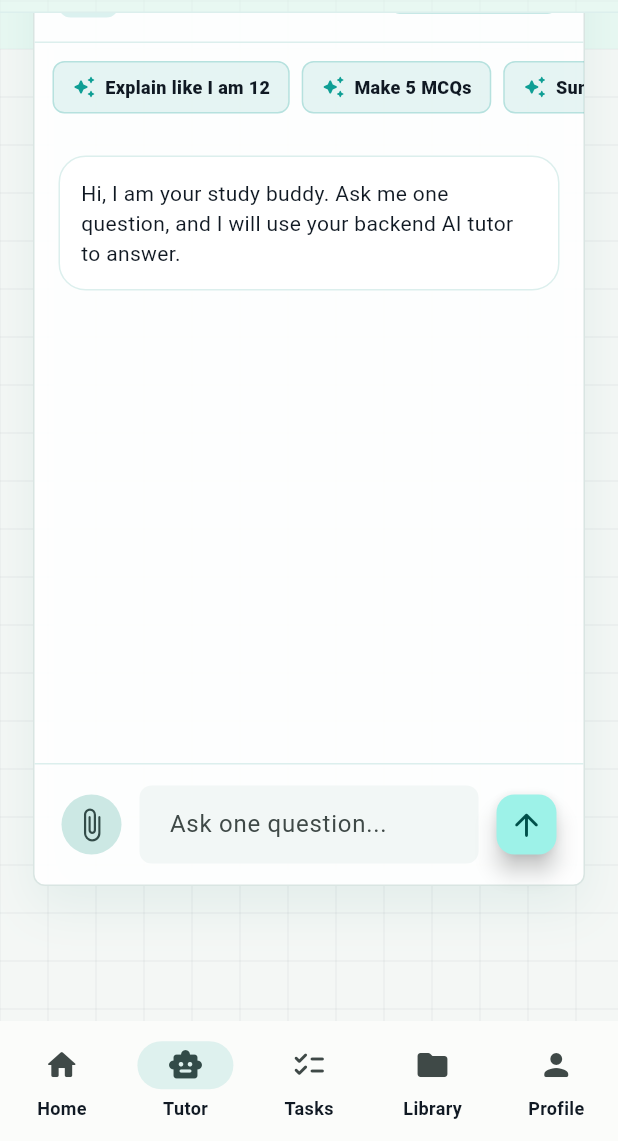
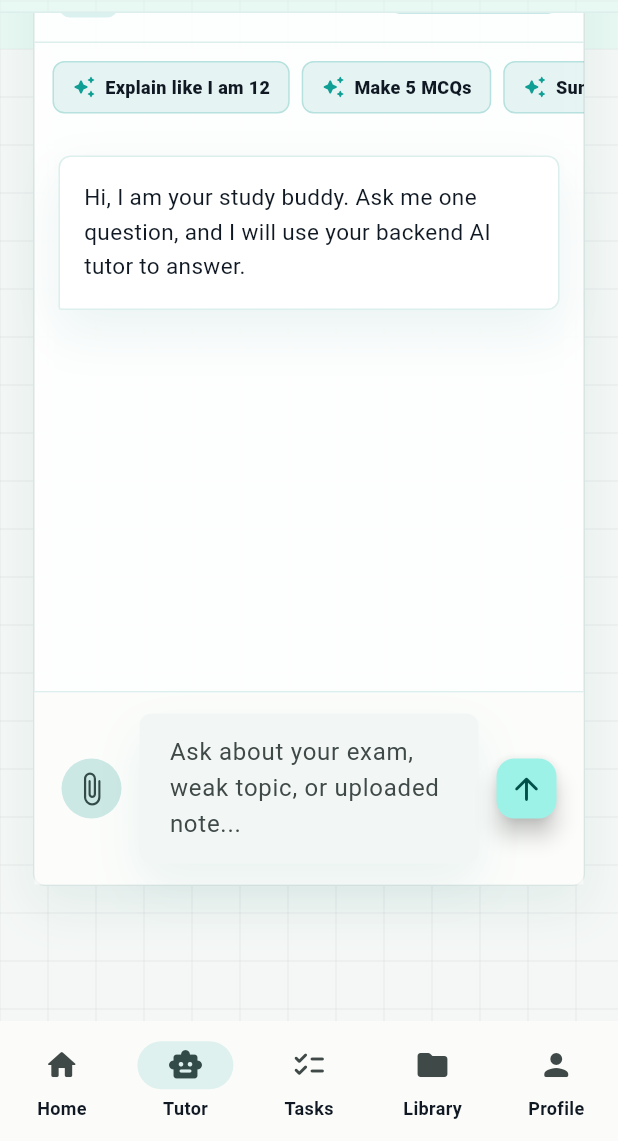
Before and after one commit to Eddiebot-creator/Exam-ai, a Flutter app: the CalmStudentApp screen opened directly with empty values, item 2 of the bottom bar chosen, scrolled down 246 dp, on a phone screen of 412 x 824 dp, the part 95-1236 px from its top. Run offline on Flutter 3.47's test engine with Material 3 defaults, Android fonts, the phone set to English and light mode, and no system bars; our stand-ins replace file_picker, local_auth, shared_preferences; accounts and stored records are empty; network calls fail; Roboto replaces fonts that are missing (Arial).

Commit message:
Fix AI tutor integration and adaptive dashboard

```diff
--- a/frontend/lib/screens/dashboard/calm_student_app.dart
+++ b/frontend/lib/screens/dashboard/calm_student_app.dart
@@ -128,7 +128,7 @@ class _CalmStudentAppState extends State<CalmStudentApp> {
           padding: const EdgeInsets.fromLTRB(22, 12, 22, 90),
           child: switch (index) {
             0 => HomeScreen(firstName: firstName, data: data, loading: loading, goTutor: () => setState(() => index = 1), goTasks: () => setState(() => index = 2), goLibrary: () => setState(() => index = 3), goFocus: () => setState(() => index = 4)),
-            1 => TutorScreen(api: widget.api, userId: userId, notes: notes),
+            1 => TutorScreen(api: widget.api, userId: userId, notes: notes, onVoice: () => setState(() => index = 10)),
             2 => TasksScreen(data: data, api: widget.api, userId: userId, onChanged: refresh),
             3 => LibraryScreen(api: widget.api, userId: userId, notes: notes, onChanged: refresh),
             4 => FocusModeScreen(api: widget.api, userId: userId, onChanged: refresh),
--- a/frontend/lib/screens/tutor/tutor_screen.dart
+++ b/frontend/lib/screens/tutor/tutor_screen.dart
@@ -17,11 +17,13 @@ class TutorScreen extends StatefulWidget {
     required this.api,
     required this.userId,
     required this.notes,
+    required this.onVoice,
   });
 
   final ApiClient api;
   final int userId;
   final List<dynamic> notes;
+  final VoidCallback onVoice;
 
   @override
   State<TutorScreen> createState() => _TutorScreenState();
@@ -85,11 +87,8 @@ class _TutorScreenState extends State<TutorScreen> {
                       ),
                       CalmPill(
                         icon: Icons.mic_rounded,
-                        label: 'Voice ready',
-                        onTap: () => toast(
-                          context,
-                          'Voice tutor button is active.',
-                        ),
+                        label: 'Voice mode',
+                        onTap: widget.onVoice,
                       ),
                     ],
                   ),
@@ -124,53 +123,17 @@ class _TutorScreenState extends State<TutorScreen> {
                 ),
                 Expanded(
                   child: ListView.builder(
+                    reverse: false,
                     padding: const EdgeInsets.all(16),
                     itemCount: messages.length + (sending ? 1 : 0),
                     itemBuilder: (context, i) {
                       if (i == messages.length) return const TypingBubble();
-                      return TutorBubble(message: messages[i]);
+                      return AnimatedTutorBubble(message: messages[i], index: i);
                     },
                   ),
                 ),
                 Divider(height: 1, color: dividerColor(context)),
-                Padding(
-                  padding: const EdgeInsets.all(14),
-                  child: Row(
-                    children: [
-                      IconButton.filledTonal(
-                        onPressed: sending ? null : _pickImage,
-                        icon: const Icon(Icons.attach_file_rounded),
-                      ),
-                      const SizedBox(width: 8),
-                      Expanded(
-                        child: TextField(
-                          controller: input,
-                          minLines: 1,
-                          maxLines: 4,
-                          onSubmitted: (_) {
-                            if (!sending) _send();
-                          },
-                          decoration: const InputDecoration(
-                            hintText: 'Ask one question...',
-                          ),
-                        ),
-                      ),
-                      const SizedBox(width: 8),
-                      FloatingActionButton.small(
-                        onPressed: sending ? null : _send,
-                        child: sending
-                            ? const SizedBox(
-                                width: 18,
-                                height: 18,
-                                child: CircularProgressIndicator(
-                                  strokeWidth: 2,
-                                ),
-                              )
-                            : const Icon(Icons.arrow_upward_rounded),
-                      ),
-                    ],
-                  ),
-                ),
+                TutorComposer(input: input, sending: sending, onAttach: _pickImage, onSend: _send),
               ],
             ),
           ),
@@ -194,7 +157,7 @@ class _TutorScreenState extends State<TutorScreen> {
         () => messages.add(
           TutorMessage(
             true,
-            'Uploaded image: ${result.files.single.name}. Please explain this image when OCR/image AI is connected.',
+            'Attached image: ${result.files.single.name}. I will use it as study context when image extraction is available for this device.',
           ),
         ),
       );
@@ -235,7 +198,7 @@ class _TutorScreenState extends State<TutorScreen> {
         messages.add(
           TutorMessage(
             false,
-            'Backend connection error: $e',
+            'I could not reach the tutor cleanly. ${e.toString().replaceFirst('Exception: ', '')}\n\nTry again in a moment, or ask a shorter question.',
           ),
         );
       });
@@ -247,34 +210,59 @@ class _TutorScreenState extends State<TutorScreen> {
   }
 }
 
+class AnimatedTutorBubble extends StatelessWidget {
+  const AnimatedTutorBubble({super.key, required this.message, required this.index});
+
+  final TutorMessage message;
+  final int index;
+
+  @override
+  Widget build(BuildContext context) => TweenAnimationBuilder<double>(
+        key: ValueKey('$index-${message.text.hashCode}'),
+        tween: Tween(begin: 0, end: 1),
+        duration: const Duration(milliseconds: 280),
+        curve: Curves.easeOutCubic,
+        builder: (context, value, child) => Opacity(
+          opacity: value,
+          child: Transform.translate(offset: Offset(message.me ? 18 * (1 - value) : -18 * (1 - value), 8 * (1 - value)), child: child),
+        ),
+        child: TutorBubble(message: message),
+      );
+}
+
 class TutorBubble extends StatelessWidget {
   const TutorBubble({super.key, required this.message});
 
   final TutorMessage message;
 
   @override
-  Widget build(BuildContext context) {
-    return Align(
+  Widget build(BuildContext context) => Align(
         alignment: message.me ? Alignment.centerRight : Alignment.centerLeft,
         child: Container(
           margin: const EdgeInsets.only(bottom: 12),
-        padding: const EdgeInsets.all(14),
-        constraints: const BoxConstraints(maxWidth: 680),
+          padding: const EdgeInsets.all(16),
+          constraints: const BoxConstraints(maxWidth: 760),
           decoration: BoxDecoration(
             color: message.me ? CalmTheme.teal : cardColor(context),
-          borderRadius: BorderRadius.circular(18),
-          border: Border.all(color: dividerColor(context)),
+            borderRadius: BorderRadius.only(
+              topLeft: const Radius.circular(8),
+              topRight: const Radius.circular(8),
+              bottomLeft: Radius.circular(message.me ? 8 : 2),
+              bottomRight: Radius.circular(message.me ? 2 : 8),
             ),
-        child: Text(
+            border: Border.all(color: message.me ? CalmTheme.teal : dividerColor(context)),
+            boxShadow: softShadow(context),
+          ),
+          child: SelectableText(
             message.text,
             style: TextStyle(
-            height: 1.45,
+              height: 1.5,
+              fontSize: 15,
               color: message.me ? Colors.white : null,
             ),
           ),
         ),
       );
-  }
 }
 
 class TypingBubble extends StatelessWidget {
@@ -287,13 +275,88 @@ class TypingBubble extends StatelessWidget {
       child: Container(
         margin: const EdgeInsets.only(bottom: 12),
         padding: const EdgeInsets.all(14),
-        decoration: BoxDecoration(
-          color: cardColor(context),
-          borderRadius: BorderRadius.circular(18),
-          border: Border.all(color: dividerColor(context)),
-        ),
-        child: const Text('AI is thinking...'),
+        decoration: BoxDecoration(color: cardColor(context), borderRadius: BorderRadius.circular(8), border: Border.all(color: dividerColor(context))),
+        child: const _TypingDots(),
       ),
     );
   }
 }
+
+class _TypingDots extends StatefulWidget {
+  const _TypingDots();
+  @override
+  State<_TypingDots> createState() => _TypingDotsState();
+}
+
+class _TypingDotsState extends State<_TypingDots> with SingleTickerProviderStateMixin {
+  late final AnimationController controller;
+  @override
+  void initState() {
+    super.initState();
+    controller = AnimationController(vsync: this, duration: const Duration(milliseconds: 900))..repeat();
+  }
+  @override
+  void dispose() {
+    controller.dispose();
+    super.dispose();
+  }
+  @override
+  Widget build(BuildContext context) => AnimatedBuilder(
+        animation: controller,
+        builder: (context, _) => Row(mainAxisSize: MainAxisSize.min, children: [
+          for (var i = 0; i < 3; i++)
+            Container(
+              margin: const EdgeInsets.symmetric(horizontal: 3),
+              width: 7,
+              height: 7 + (controller.value * 6 - i * 2).clamp(0, 4),
+              decoration: BoxDecoration(color: CalmTheme.teal.withOpacity(.35 + .45 * ((controller.value + i / 3) % 1)), borderRadius: BorderRadius.circular(7)),
+            ),
+        ]),
+      );
+}
+
+class TutorComposer extends StatelessWidget {
+  const TutorComposer({super.key, required this.input, required this.sending, required this.onAttach, required this.onSend});
+  final TextEditingController input;
+  final bool sending;
+  final VoidCallback onAttach;
+  final VoidCallback onSend;
+
+  @override
+  Widget build(BuildContext context) => Container(
+        padding: const EdgeInsets.all(14),
+        color: Theme.of(context).colorScheme.surface.withOpacity(.72),
+        child: Row(
+          children: [
+            Tooltip(
+              message: 'Attach image',
+              child: IconButton.filledTonal(onPressed: sending ? null : onAttach, icon: const Icon(Icons.attach_file_rounded)),
+            ),
+            const SizedBox(width: 8),
+            Expanded(
+              child: AnimatedContainer(
+                duration: const Duration(milliseconds: 180),
+                decoration: BoxDecoration(boxShadow: sending ? [] : softShadow(context)),
+                child: TextField(
+                  controller: input,
+                  minLines: 1,
+                  maxLines: 4,
+                  onSubmitted: (_) {
+                    if (!sending) onSend();
+                  },
+                  decoration: const InputDecoration(hintText: 'Ask about your exam, weak topic, or uploaded note...'),
+                ),
+              ),
+            ),
+            const SizedBox(width: 8),
+            FloatingActionButton.small(
+              tooltip: 'Send',
+              onPressed: sending ? null : onSend,
+              child: sending
+                  ? const SizedBox(width: 18, height: 18, child: CircularProgressIndicator(strokeWidth: 2))
+                  : const Icon(Icons.arrow_upward_rounded),
+            ),
+          ],
+        ),
+      );
+}
--- a/frontend/lib/services/LIVE_AI_CONNECTION_GUIDE.txt
+++ b/frontend/lib/services/LIVE_AI_CONNECTION_GUIDE.txt
@@ -89,7 +89,7 @@ flutter build windows --release
 WHAT THIS FIXES
 --------------------------------------------------
 
-- removes placeholder tutor mode
+- removes local-only tutor mode
 - enables real AI responses
 - connects Flutter -> Render backend
 - enables live adaptive tutor answers
```
Also changed, not shown: frontend/lib/services/api_client.dart (+8 -2 lines), 6 other files. Lines whose indentation alone changed are shown as unchanged.
